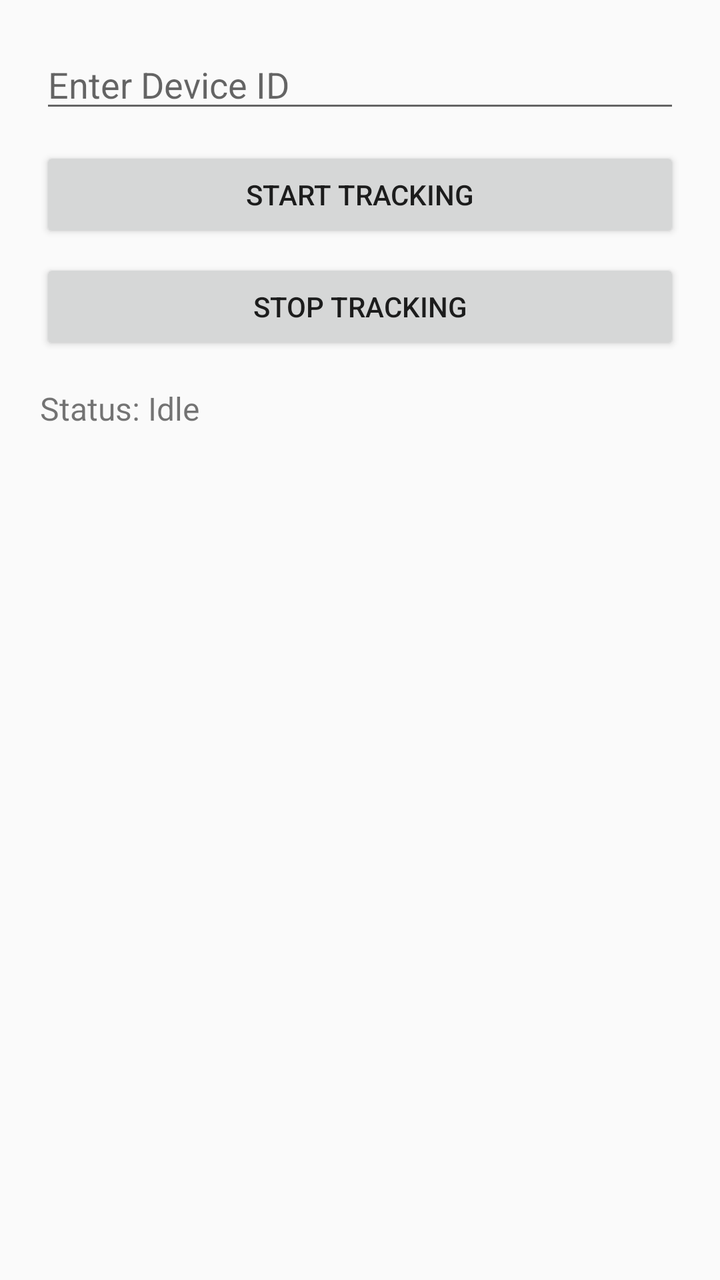
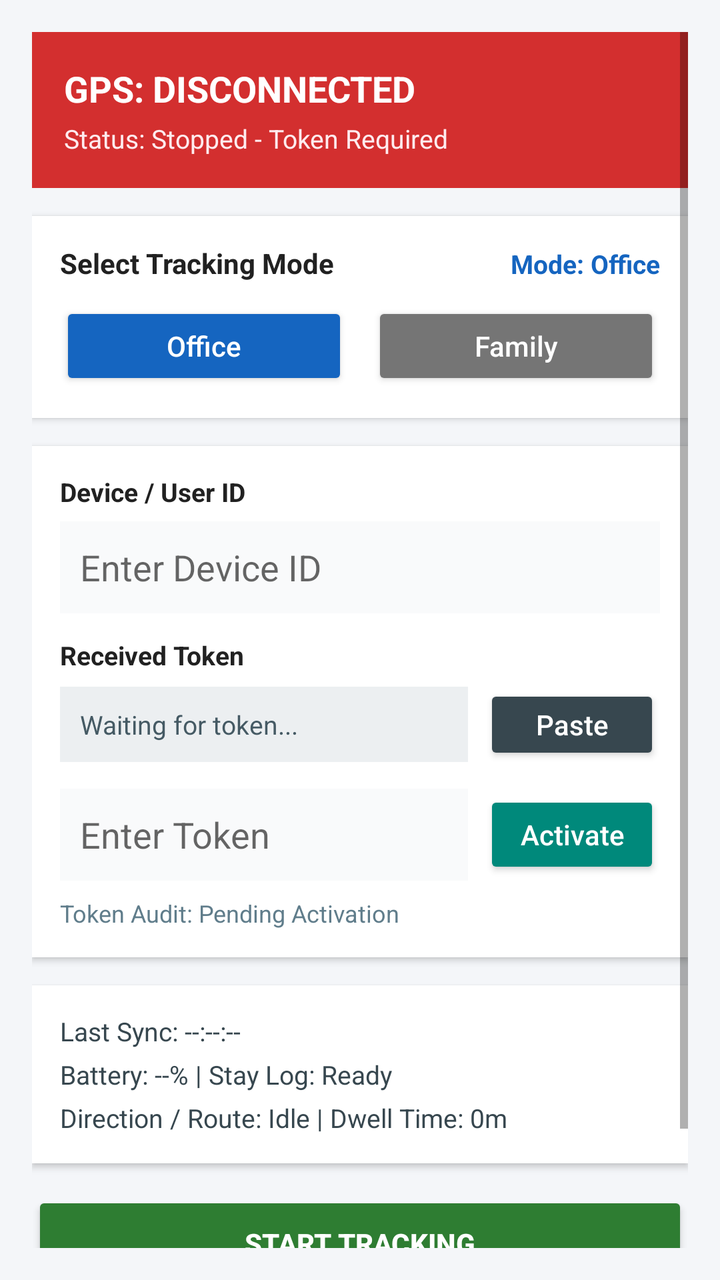

Compare the two renders of this Android layout. The source of the first and the diff that turns it into the second are given below.
<!-- AndroidManifest.xml: application theme Theme.AppCompat.Light.NoActionBar -->
<!-- res/layout/activity_main.xml -->
<?xml version="1.0" encoding="utf-8"?>
<LinearLayout xmlns:android="http://schemas.android.com/apk/res/android"
    android:layout_width="match_parent"
    android:layout_height="match_parent"
    android:orientation="vertical"
    android:padding="20dp">

    <EditText
        android:id="@+id/etDeviceId"
        android:layout_width="match_parent"
        android:layout_height="wrap_content"
        android:hint="Enter Device ID"
        android:inputType="text" />

    <Button
        android:id="@+id/btnStart"
        android:layout_width="match_parent"
        android:layout_height="wrap_content"
        android:layout_marginTop="12dp"
        android:text="Start Tracking" />

    <Button
        android:id="@+id/btnStop"
        android:layout_width="match_parent"
        android:layout_height="wrap_content"
        android:layout_marginTop="8dp"
        android:text="Stop Tracking" />

    <TextView
        android:id="@+id/tvStatus"
        android:layout_width="match_parent"
        android:layout_height="wrap_content"
        android:layout_marginTop="16dp"
        android:text="Status: Idle"
        android:textSize="16sp" />

</LinearLayout>
<!-- resources referenced by this layout -->
<resources>

</resources>

<!-- the commit's change to res/layout/activity_main.xml (unified diff, before → after) -->
@@ -1,37 +1,263 @@
 <?xml version="1.0" encoding="utf-8"?>
-<LinearLayout xmlns:android="http://schemas.android.com/apk/res/android"
+<ScrollView xmlns:android="http://schemas.android.com/apk/res/android"
     android:layout_width="match_parent"
     android:layout_height="match_parent"
-    android:orientation="vertical"
-    android:padding="20dp">
-
-    <EditText
-        android:id="@+id/etDeviceId"
+    android:background="#F4F6F9"
+    android:padding="16dp">
+
+    <LinearLayout
         android:layout_width="match_parent"
         android:layout_height="wrap_content"
-        android:hint="Enter Device ID"
-        android:inputType="text" />
-
-    <Button
-        android:id="@+id/btnStart"
-        android:layout_width="match_parent"
-        android:layout_height="wrap_content"
-        android:layout_marginTop="12dp"
-        android:text="Start Tracking" />
-
-    <Button
-        android:id="@+id/btnStop"
-        android:layout_width="match_parent"
-        android:layout_height="wrap_content"
-        android:layout_marginTop="8dp"
-        android:text="Stop Tracking" />
-
-    <TextView
-        android:id="@+id/tvStatus"
-        android:layout_width="match_parent"
-        android:layout_height="wrap_content"
-        android:layout_marginTop="16dp"
-        android:text="Status: Idle"
-        android:textSize="16sp" />
-
-</LinearLayout>
+        android:orientation="vertical">
+
+        <LinearLayout
+            android:id="@+id/statusBanner"
+            android:layout_width="match_parent"
+            android:layout_height="wrap_content"
+            android:background="#D32F2F"
+            android:orientation="vertical"
+            android:padding="16dp"
+            android:layout_marginBottom="14dp">
+
+            <TextView
+                android:id="@+id/tvGpsStatus"
+                android:layout_width="wrap_content"
+                android:layout_height="wrap_content"
+                android:text="GPS: DISCONNECTED"
+                android:textColor="#FFFFFF"
+                android:textSize="18sp"
+                android:textStyle="bold" />
+
+            <TextView
+                android:id="@+id/tvStatusDetail"
+                android:layout_width="wrap_content"
+                android:layout_height="wrap_content"
+                android:text="Status: Stopped - Token Required"
+                android:textColor="#FFEBEE"
+                android:textSize="13sp"
+                android:layout_marginTop="4dp" />
+        </LinearLayout>
+
+        <LinearLayout
+            android:layout_width="match_parent"
+            android:layout_height="wrap_content"
+            android:background="#FFFFFF"
+            android:orientation="vertical"
+            android:padding="14dp"
+            android:layout_marginBottom="14dp"
+            android:elevation="2dp">
+
+            <LinearLayout
+                android:layout_width="match_parent"
+                android:layout_height="wrap_content"
+                android:orientation="horizontal"
+                android:layout_marginBottom="10dp">
+
+                <TextView
+                    android:layout_width="0dp"
+                    android:layout_height="wrap_content"
+                    android:layout_weight="1"
+                    android:text="Select Tracking Mode"
+                    android:textColor="#212121"
+                    android:textSize="14sp"
+                    android:textStyle="bold" />
+
+                <TextView
+                    android:id="@+id/tvSelectedMode"
+                    android:layout_width="wrap_content"
+                    android:layout_height="wrap_content"
+                    android:text="Mode: Office"
+                    android:textColor="#1565C0"
+                    android:textSize="13sp"
+                    android:textStyle="bold" />
+            </LinearLayout>
+
+            <LinearLayout
+                android:layout_width="match_parent"
+                android:layout_height="wrap_content"
+                android:orientation="horizontal">
+
+                <Button
+                    android:id="@+id/btnModeOffice"
+                    android:layout_width="0dp"
+                    android:layout_height="44dp"
+                    android:layout_weight="1"
+                    android:text="Office"
+                    android:textAllCaps="false"
+                    android:backgroundTint="#1565C0"
+                    android:textColor="#FFFFFF"
+                    android:layout_marginEnd="6dp" />
+
+                <Button
+                    android:id="@+id/btnModeFamily"
+                    android:layout_width="0dp"
+                    android:layout_height="44dp"
+                    android:layout_weight="1"
+                    android:text="Family"
+                    android:textAllCaps="false"
+                    android:backgroundTint="#757575"
+                    android:textColor="#FFFFFF"
+                    android:layout_marginStart="6dp" />
+            </LinearLayout>
+        </LinearLayout>
+
+        <LinearLayout
+            android:layout_width="match_parent"
+            android:layout_height="wrap_content"
+            android:background="#FFFFFF"
+            android:orientation="vertical"
+            android:padding="14dp"
+            android:layout_marginBottom="14dp"
+            android:elevation="2dp">
+
+            <TextView
+                android:layout_width="wrap_content"
+                android:layout_height="wrap_content"
+                android:text="Device / User ID"
+                android:textColor="#212121"
+                android:textSize="13sp"
+                android:textStyle="bold" />
+
+            <EditText
+                android:id="@+id/etDeviceId"
+                android:layout_width="match_parent"
+                android:layout_height="46dp"
+                android:hint="Enter Device ID"
+                android:inputType="text"
+                android:paddingHorizontal="10dp"
+                android:background="#F9FAFB"
+                android:layout_marginTop="6dp"
+                android:layout_marginBottom="12dp" />
+
+            <TextView
+                android:layout_width="wrap_content"
+                android:layout_height="wrap_content"
+                android:text="Received Token"
+                android:textColor="#212121"
+                android:textSize="13sp"
+                android:textStyle="bold" />
+
+            <LinearLayout
+                android:layout_width="match_parent"
+                android:layout_height="wrap_content"
+                android:orientation="horizontal"
+                android:gravity="center_vertical"
+                android:layout_marginTop="6dp"
+                android:layout_marginBottom="12dp">
+
+                <TextView
+                    android:id="@+id/tvReceivedToken"
+                    android:layout_width="0dp"
+                    android:layout_height="wrap_content"
+                    android:layout_weight="1"
+                    android:text="Waiting for token..."
+                    android:textColor="#455A64"
+                    android:background="#ECEFF1"
+                    android:padding="10dp"
+                    android:textSize="13sp" />
+
+                <Button
+                    android:id="@+id/btnPasteToken"
+                    android:layout_width="wrap_content"
+                    android:layout_height="40dp"
+                    android:layout_marginStart="8dp"
+                    android:text="Paste"
+                    android:textAllCaps="false"
+                    android:backgroundTint="#37474F"
+                    android:textColor="#FFFFFF" />
+            </LinearLayout>
+
+            <LinearLayout
+                android:layout_width="match_parent"
+                android:layout_height="wrap_content"
+                android:orientation="horizontal"
+                android:gravity="center_vertical">
+
+                <EditText
+                    android:id="@+id/etToken"
+                    android:layout_width="0dp"
+                    android:layout_height="46dp"
+                    android:layout_weight="1"
+                    android:hint="Enter Token"
+                    android:inputType="text"
+                    android:paddingHorizontal="10dp"
+                    android:background="#F9FAFB" />
+
+                <Button
+                    android:id="@+id/btnVerifyToken"
+                    android:layout_width="wrap_content"
+                    android:layout_height="44dp"
+                    android:layout_marginStart="8dp"
+                    android:text="Activate"
+                    android:textAllCaps="false"
+                    android:backgroundTint="#00897B"
+                    android:textColor="#FFFFFF" />
+            </LinearLayout>
+
+            <TextView
+                android:id="@+id/tvTokenLogInfo"
+                android:layout_width="wrap_content"
+                android:layout_height="wrap_content"
+                android:text="Token Audit: Pending Activation"
+                android:textColor="#607D8B"
+                android:textSize="12sp"
+                android:layout_marginTop="8dp" />
+        </LinearLayout>
+
+        <LinearLayout
+            android:layout_width="match_parent"
+            android:layout_height="wrap_content"
+            android:background="#FFFFFF"
+            android:orientation="vertical"
+            android:padding="14dp"
+            android:layout_marginBottom="14dp"
+            android:elevation="2dp">
+
+            <TextView
+                android:id="@+id/tvLastSync"
+                android:layout_width="wrap_content"
+                android:layout_height="wrap_content"
+                android:text="Last Sync: --:--:--"
+                android:textColor="#37474F"
+                android:textSize="13sp" />
+
+            <TextView
+                android:id="@+id/tvBatteryInfo"
+                android:layout_width="wrap_content"
+                android:layout_height="wrap_content"
+                android:text="Battery: --% | Stay Log: Ready"
+                android:textColor="#37474F"
+                android:textSize="13sp"
+                android:layout_marginTop="4dp" />
+
+            <TextView
+                android:id="@+id/tvStayAndDirection"
+                android:layout_width="wrap_content"
+                android:layout_height="wrap_content"
+                android:text="Direction / Route: Idle | Dwell Time: 0m"
+                android:textColor="#37474F"
+                android:textSize="13sp"
+                android:layout_marginTop="4dp" />
+        </LinearLayout>
+
+        <Button
+            android:id="@+id/btnStartTracking"
+            android:layout_width="match_parent"
+            android:layout_height="52dp"
+            android:text="START TRACKING"
+            android:textStyle="bold"
+            android:backgroundTint="#2E7D32"
+            android:textColor="#FFFFFF"
+            android:layout_marginBottom="10dp" />
+
+        <Button
+            android:id="@+id/btnStopTracking"
+            android:layout_width="match_parent"
+            android:layout_height="52dp"
+            android:text="STOP TRACKING"
+            android:textStyle="bold"
+            android:backgroundTint="#C62828"
+            android:textColor="#FFFFFF" />
+
+    </LinearLayout>
+</ScrollView>
